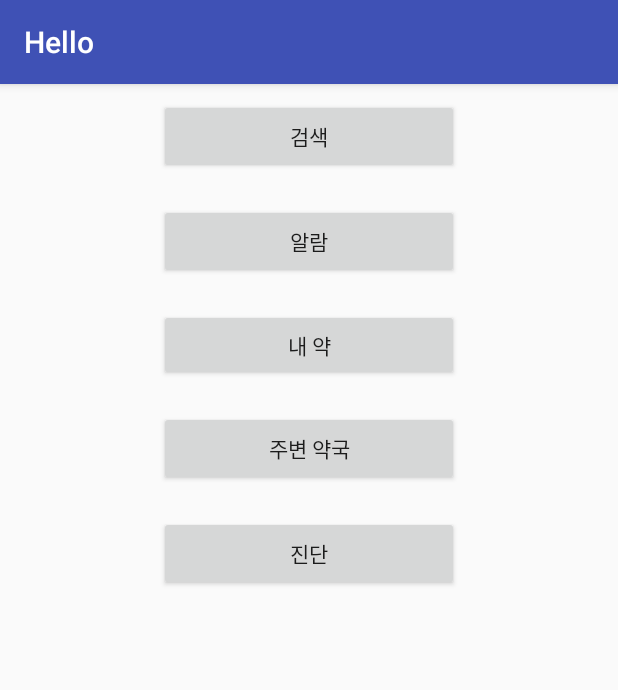
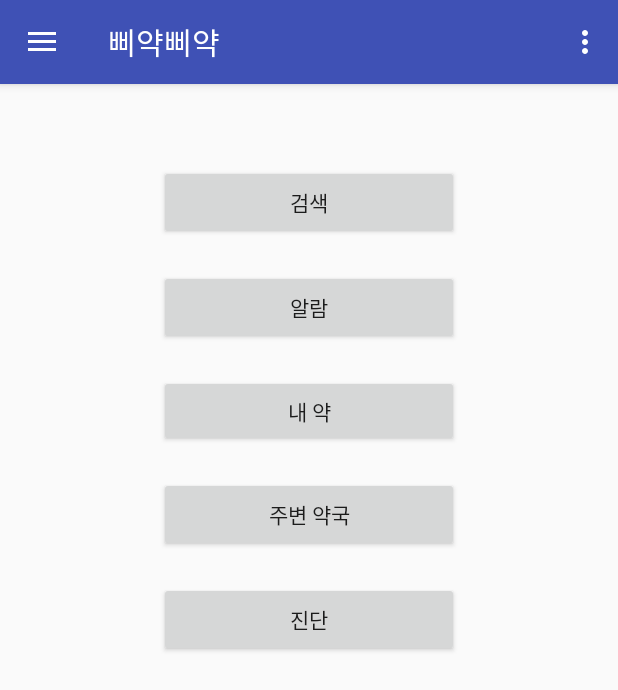
Before and after one commit to newyj94/The-Fianl, an Android app: the screen it shows after launch (MainActivity), on a phone screen of 412 x 824 dp. Shown: the top 690 px of the screen. Run offline under Robolectric (Android 15) with nearby library versions, the phone set to English and light mode, and no system bars.

Commit message:
메뉴바 추가중

```diff
--- a/app/build.gradle
+++ b/app/build.gradle
@@ -2,10 +2,10 @@
 
 android {
     compileSdkVersion 26
-    buildToolsVersion "26.0.0"
+    buildToolsVersion "26.0.1"
     defaultConfig {
         applicationId "org.androidtown.hello"
-        minSdkVersion 15
+        minSdkVersion 23
         targetSdkVersion 26
         versionCode 1
         versionName "1.0"
@@ -25,6 +25,8 @@
         exclude group: 'com.android.support', module: 'support-annotations'
     })
     compile 'com.android.support:appcompat-v7:26.+'
+    compile 'com.android.support:support-v4:26.+'
+    compile 'com.android.support:design:26.+'
     compile 'com.android.support.constraint:constraint-layout:1.0.2'
     testCompile 'junit:junit:4.12'
     compile files('libs/com.skp.Tmap_1.0.47.jar')
--- a/app/src/main/java/org/androidtown/hello/MainActivity.java
+++ b/app/src/main/java/org/androidtown/hello/MainActivity.java
@@ -1,16 +1,98 @@
 package org.androidtown.hello;
 
 import android.content.Intent;
+import android.os.Bundle;
+import android.support.design.widget.NavigationView;
+import android.support.v4.view.GravityCompat;
+import android.support.v4.widget.DrawerLayout;
+import android.support.v7.app.ActionBarDrawerToggle;
 import android.support.v7.app.AppCompatActivity;
-import android.os.Bundle;
+import android.support.v7.widget.Toolbar;
+import android.view.Menu;
+import android.view.MenuItem;
 import android.view.View;
 
-public class MainActivity extends AppCompatActivity {
+public class MainActivity extends AppCompatActivity implements NavigationView.OnNavigationItemSelectedListener{
 
     @Override
     protected void onCreate(Bundle savedInstanceState) {
         super.onCreate(savedInstanceState);
         setContentView(R.layout.activity_main);
+
+        Toolbar toolbar = (Toolbar) findViewById(R.id.toolbar);
+        setSupportActionBar(toolbar);
+
+
+        DrawerLayout drawer = (DrawerLayout) findViewById(R.id.drawer_layout);
+        ActionBarDrawerToggle toggle = new ActionBarDrawerToggle(
+                this, drawer, toolbar, R.string.navigation_drawer_open, R.string.navigation_drawer_close);
+        drawer.setDrawerListener(toggle);
+        toggle.syncState();
+
+        NavigationView navigationView = (NavigationView) findViewById(R.id.nav_view);
+        navigationView.setNavigationItemSelectedListener(this);
+    }
+
+    @Override
+    public void onBackPressed() {
+        DrawerLayout drawer = (DrawerLayout) findViewById(R.id.drawer_layout);
+        if (drawer.isDrawerOpen(GravityCompat.START)) {
+            drawer.closeDrawer(GravityCompat.START);
+        } else {
+            super.onBackPressed();
+        }
+    }
+
+    @Override
+    public boolean onCreateOptionsMenu(Menu menu) {
+        // Inflate the menu; this adds items to the action bar if it is present.
+        getMenuInflater().inflate(R.menu.main, menu);
+        return true;
+    }
+
+    @Override
+    public boolean onOptionsItemSelected(MenuItem item) {
+        // Handle action bar item clicks here. The action bar will
+        // automatically handle clicks on the Home/Up button, so long
+        // as you specify a parent activity in AndroidManifest.xml.
+        int id = item.getItemId();
+
+        //noinspection SimplifiableIfStatement
+        if (id == R.id.action_settings) {
+            return true;
+        }
+
+        return super.onOptionsItemSelected(item);
+    }
+
+    @SuppressWarnings("StatementWithEmptyBody")
+    @Override
+    public boolean onNavigationItemSelected(MenuItem item) {
+        // Handle navigation view item clicks here.
+        int id = item.getItemId();
+
+        if (id == R.id.nav_search) {
+            Intent intent = new Intent(getApplicationContext(),NewActivity.class);
+            startActivity(intent);
+        } else if (id == R.id.nav_alarm) {
+            Intent intent1 = new Intent(getApplicationContext(),NewActivity2.class);
+            startActivity(intent1);
+        } else if (id == R.id.nav_mypage) {
+            Intent intent2 = new Intent(getApplicationContext(),NewActivity3.class);
+            startActivity(intent2);
+        } else if (id == R.id.nav_near_pharm) {
+            Intent intent3 = new Intent(getApplicationContext(),NewActivity4.class);
+            startActivity(intent3);
+        } else if (id == R.id.nav_diagnose) {
+            Intent intent4 = new Intent(getApplicationContext(),NewActivity5.class);
+            startActivity(intent4);
+        } else if (id == R.id.nav_share) {
+            //미구현
+        }
+
+        DrawerLayout drawer = (DrawerLayout) findViewById(R.id.drawer_layout);
+        drawer.closeDrawer(GravityCompat.START);
+        return true;
     }
 
 public void onButton1Clicked(View v){
--- /dev/null
+++ b/app/src/main/res/drawable/ic_menu_camera.xml
@@ -0,0 +1,12 @@
+<vector xmlns:android="http://schemas.android.com/apk/res/android"
+    android:width="24dp"
+    android:height="24dp"
+    android:viewportHeight="24.0"
+    android:viewportWidth="24.0">
+    <path
+        android:fillColor="#FF000000"
+        android:pathData="M12,12m-3.2,0a3.2,3.2 0,1 1,6.4 0a3.2,3.2 0,1 1,-6.4 0" />
+    <path
+        android:fillColor="#FF000000"
+        android:pathData="M9,2L7.17,4H4c-1.1,0 -2,0.9 -2,2v12c0,1.1 0.9,2 2,2h16c1.1,0 2,-0.9 2,-2V6c0,-1.1 -0.9,-2 -2,-2h-3.17L15,2H9zm3,15c-2.76,0 -5,-2.24 -5,-5s2.24,-5 5,-5 5,2.24 5,5 -2.24,5 -5,5z" />
+</vector>
--- /dev/null
+++ b/app/src/main/res/drawable/ic_menu_gallery.xml
@@ -0,0 +1,9 @@
+<vector xmlns:android="http://schemas.android.com/apk/res/android"
+    android:width="24dp"
+    android:height="24dp"
+    android:viewportHeight="24.0"
+    android:viewportWidth="24.0">
+    <path
+        android:fillColor="#FF000000"
+        android:pathData="M22,16V4c0,-1.1 -0.9,-2 -2,-2H8c-1.1,0 -2,0.9 -2,2v12c0,1.1 0.9,2 2,2h12c1.1,0 2,-0.9 2,-2zm-11,-4l2.03,2.71L16,11l4,5H8l3,-4zM2,6v14c0,1.1 0.9,2 2,2h14v-2H4V6H2z" />
+</vector>
--- /dev/null
+++ b/app/src/main/res/drawable/ic_menu_manage.xml
@@ -0,0 +1,9 @@
+<vector xmlns:android="http://schemas.android.com/apk/res/android"
+    android:width="24dp"
+    android:height="24dp"
+    android:viewportHeight="24.0"
+    android:viewportWidth="24.0">
+    <path
+        android:fillColor="#FF000000"
+        android:pathData="M22.7,19l-9.1,-9.1c0.9,-2.3 0.4,-5 -1.5,-6.9 -2,-2 -5,-2.4 -7.4,-1.3L9,6 6,9 1.6,4.7C0.4,7.1 0.9,10.1 2.9,12.1c1.9,1.9 4.6,2.4 6.9,1.5l9.1,9.1c0.4,0.4 1,0.4 1.4,0l2.3,-2.3c0.5,-0.4 0.5,-1.1 0.1,-1.4z" />
+</vector>
--- /dev/null
+++ b/app/src/main/res/drawable/ic_menu_send.xml
@@ -0,0 +1,9 @@
+<vector xmlns:android="http://schemas.android.com/apk/res/android"
+    android:width="24dp"
+    android:height="24dp"
+    android:viewportHeight="24.0"
+    android:viewportWidth="24.0">
+    <path
+        android:fillColor="#FF000000"
+        android:pathData="M2.01,21L23,12 2.01,3 2,10l15,2 -15,2z" />
+</vector>
--- /dev/null
+++ b/app/src/main/res/drawable/ic_menu_share.xml
@@ -0,0 +1,9 @@
+<vector xmlns:android="http://schemas.android.com/apk/res/android"
+    android:width="24dp"
+    android:height="24dp"
+    android:viewportHeight="24.0"
+    android:viewportWidth="24.0">
+    <path
+        android:fillColor="#FF000000"
+        android:pathData="M18,16.08c-0.76,0 -1.44,0.3 -1.96,0.77L8.91,12.7c0.05,-0.23 0.09,-0.46 0.09,-0.7s-0.04,-0.47 -0.09,-0.7l7.05,-4.11c0.54,0.5 1.25,0.81 2.04,0.81 1.66,0 3,-1.34 3,-3s-1.34,-3 -3,-3 -3,1.34 -3,3c0,0.24 0.04,0.47 0.09,0.7L8.04,9.81C7.5,9.31 6.79,9 6,9c-1.66,0 -3,1.34 -3,3s1.34,3 3,3c0.79,0 1.5,-0.31 2.04,-0.81l7.12,4.16c-0.05,0.21 -0.08,0.43 -0.08,0.65 0,1.61 1.31,2.92 2.92,2.92 1.61,0 2.92,-1.31 2.92,-2.92s-1.31,-2.92 -2.92,-2.92z" />
+</vector>
--- /dev/null
+++ b/app/src/main/res/drawable/ic_menu_slideshow.xml
@@ -0,0 +1,9 @@
+<vector xmlns:android="http://schemas.android.com/apk/res/android"
+    android:width="24dp"
+    android:height="24dp"
+    android:viewportHeight="24.0"
+    android:viewportWidth="24.0">
+    <path
+        android:fillColor="#FF000000"
+        android:pathData="M4,6H2v14c0,1.1 0.9,2 2,2h14v-2H4V6zm16,-4H8c-1.1,0 -2,0.9 -2,2v12c0,1.1 0.9,2 2,2h12c1.1,0 2,-0.9 2,-2V4c0,-1.1 -0.9,-2 -2,-2zm-8,12.5v-9l6,4.5 -6,4.5z" />
+</vector>
--- a/app/src/main/res/layout/activity_main.xml
+++ b/app/src/main/res/layout/activity_main.xml
@@ -1,10 +1,33 @@
 <?xml version="1.0" encoding="utf-8"?>
-<LinearLayout xmlns:android="http://schemas.android.com/apk/res/android"
+<android.support.v4.widget.DrawerLayout xmlns:android="http://schemas.android.com/apk/res/android"
+    xmlns:app="http://schemas.android.com/apk/res-auto"
     xmlns:tools="http://schemas.android.com/tools"
-    android:orientation="vertical"
+    android:id="@+id/drawer_layout"
     android:layout_width="match_parent"
     android:layout_height="match_parent"
-   >
+    android:fitsSystemWindows="true"
+    tools:openDrawer="start">
+
+    <include
+        layout="@layout/app_bar_main"
+        android:layout_width="match_parent"
+        android:layout_height="match_parent" />
+
+    <android.support.design.widget.NavigationView
+        android:id="@+id/nav_view"
+        android:layout_width="wrap_content"
+        android:layout_height="match_parent"
+        android:layout_gravity="start"
+        android:fitsSystemWindows="true"
+        app:headerLayout="@layout/nav_header_main"
+        app:menu="@menu/activity_main_drawer" />
+
+    <LinearLayout
+        android:id="@+id/linear_layout"
+        android:layout_width="match_parent"
+        android:layout_height="match_parent"
+        android:padding="100dp"
+        android:orientation="vertical">
 
         <Button
             android:id="@+id/button1"
@@ -51,4 +74,7 @@
             android:onClick="onButton5Clicked"
             android:text="진단" />
 
+
     </LinearLayout>
+
+</android.support.v4.widget.DrawerLayout>
--- /dev/null
+++ b/app/src/main/res/layout/app_bar_main.xml
@@ -0,0 +1,26 @@
+<?xml version="1.0" encoding="utf-8"?>
+<android.support.design.widget.CoordinatorLayout xmlns:android="http://schemas.android.com/apk/res/android"
+    xmlns:app="http://schemas.android.com/apk/res-auto"
+    xmlns:tools="http://schemas.android.com/tools"
+    android:layout_width="match_parent"
+    android:layout_height="match_parent"
+    tools:context="org.androidtown.hello.MainActivity">
+
+    <android.support.design.widget.AppBarLayout
+        android:layout_width="match_parent"
+        android:layout_height="wrap_content"
+        android:theme="@style/AppTheme.AppBarOverlay">
+
+        <android.support.v7.widget.Toolbar
+            android:id="@+id/toolbar"
+            android:layout_width="match_parent"
+            android:layout_height="?attr/actionBarSize"
+            android:background="?attr/colorPrimary"
+            app:popupTheme="@style/AppTheme.PopupOverlay" />
+
+    </android.support.design.widget.AppBarLayout>
+
+    <include layout="@layout/content_main" />
+
+
+</android.support.design.widget.CoordinatorLayout>
--- /dev/null
+++ b/app/src/main/res/layout/content_main.xml
@@ -0,0 +1,19 @@
+<?xml version="1.0" encoding="utf-8"?>
+<android.support.constraint.ConstraintLayout xmlns:android="http://schemas.android.com/apk/res/android"
+    xmlns:app="http://schemas.android.com/apk/res-auto"
+    xmlns:tools="http://schemas.android.com/tools"
+    android:layout_width="match_parent"
+    android:layout_height="match_parent"
+    app:layout_behavior="@string/appbar_scrolling_view_behavior"
+    tools:context="org.androidtown.hello.MainActivity"
+    tools:showIn="@layout/activity_main">
+
+    <TextView
+        android:layout_width="wrap_content"
+        android:layout_height="wrap_content"
+        app:layout_constraintBottom_toBottomOf="parent"
+        app:layout_constraintLeft_toLeftOf="parent"
+        app:layout_constraintRight_toRightOf="parent"
+        app:layout_constraintTop_toTopOf="parent" />
+
+</android.support.constraint.ConstraintLayout>
--- /dev/null
+++ b/app/src/main/res/menu/activity_main_drawer.xml
@@ -0,0 +1,43 @@
+<?xml version="1.0" encoding="utf-8"?>
+<menu xmlns:android="http://schemas.android.com/apk/res/android">
+
+    <group android:checkableBehavior="single">
+        <item
+            android:id="@+id/nav_search"
+            android:icon="@drawable/ic_menu_camera"
+            android:title="검색(SEARCH)"
+            />
+        <item
+            android:id="@+id/nav_alarm"
+            android:icon="@drawable/ic_menu_gallery"
+            android:title="알람(ALARM)"
+            />
+        <item
+            android:id="@+id/nav_mypage"
+            android:icon="@drawable/ic_menu_slideshow"
+            android:title="내 약(MY PAGE)"
+            />
+        <item
+            android:id="@+id/nav_near_pharm"
+            android:icon="@drawable/ic_menu_manage"
+            android:title="주변 약국(NEAR PHARM)"
+            />
+
+        <item
+            android:id="@+id/nav_diagnose"
+            android:icon="@drawable/ic_menu_send"
+            android:title="진단(DIAGNOSE)"
+            />
+
+    </group>
+
+    <item android:title="Communicate">
+        <menu>
+            <item
+                android:id="@+id/nav_share"
+                android:icon="@drawable/ic_menu_share"
+                android:title="Share" />
+        </menu>
+    </item>
+
+</menu>
--- /dev/null
+++ b/app/src/main/res/menu/main.xml
@@ -0,0 +1,9 @@
+<?xml version="1.0" encoding="utf-8"?>
+<menu xmlns:android="http://schemas.android.com/apk/res/android"
+    xmlns:app="http://schemas.android.com/apk/res-auto">
+    <item
+        android:id="@+id/action_settings"
+        android:orderInCategory="100"
+        android:title="@string/action_settings"
+        app:showAsAction="never" />
+</menu>
--- a/app/src/main/res/values/strings.xml
+++ b/app/src/main/res/values/strings.xml
@@ -1,8 +1,14 @@
 <?xml version="1.0" encoding="utf-8"?>
 <resources>
-    <string name = "app_name">Hello</string>
+    <string name = "app_name">삐약삐약</string>
     <string name="act_med_form">약 추가</string>
 
     <string name = "name">이름</string>
     <string name = "medicine">약</string>
+
+    <string name="navigation_drawer_open">Open navigation drawer</string>
+    <string name="navigation_drawer_close">Close navigation drawer</string>
+
+    <string name="action_settings">Settings</string>
+
 </resources>
--- a/app/src/main/res/values/styles.xml
+++ b/app/src/main/res/values/styles.xml
@@ -7,5 +7,14 @@
         <item name="colorPrimaryDark">@color/colorPrimaryDark</item>
         <item name="colorAccent">@color/colorAccent</item>
     </style>
+    <!--메뉴 drawer-->
+    <style name="AppTheme.NoActionBar">
+        <item name="windowActionBar">false</item>
+        <item name="windowNoTitle">true</item>
+    </style>
+
+    <style name="AppTheme.AppBarOverlay" parent="ThemeOverlay.AppCompat.Dark.ActionBar" />
+
+    <style name="AppTheme.PopupOverlay" parent="ThemeOverlay.AppCompat.Light" />
 
 </resources>
```
Also changed, not shown: app/src/main/AndroidManifest.xml (+6 -4 lines), app/src/main/res/drawable/side_nav_bar.xml (added, +9 -0 lines), app/src/main/res/layout/nav_header_main.xml (added, +33 -0 lines), app/src/main/res/values/dimens.xml (added, +8 -0 lines). Lines whose indentation alone changed are shown as unchanged.
